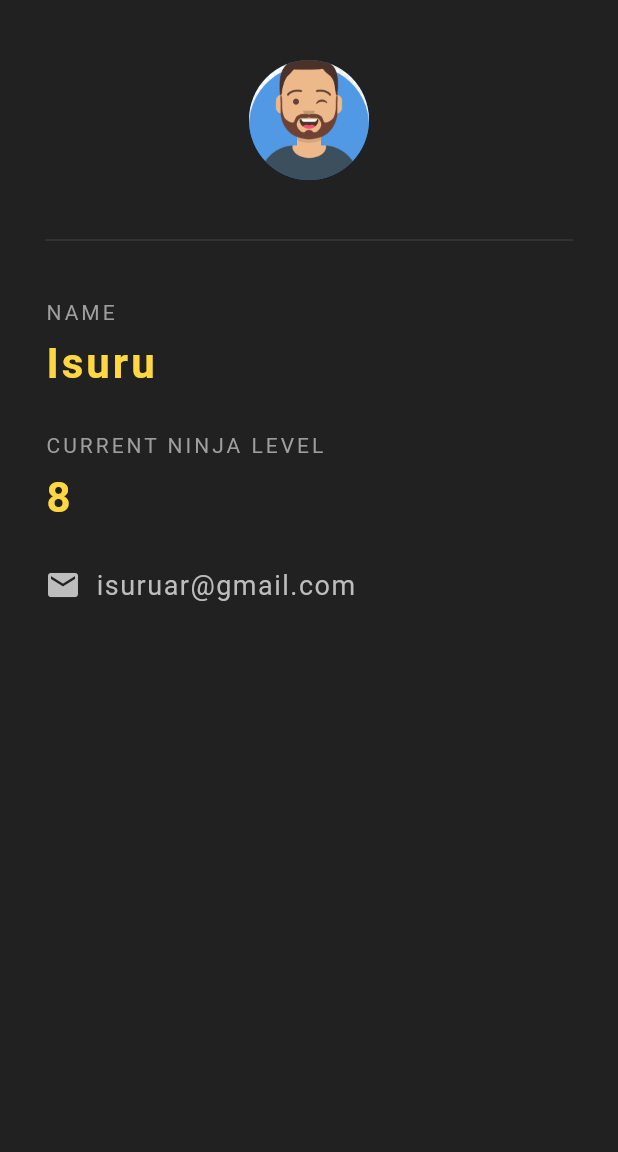
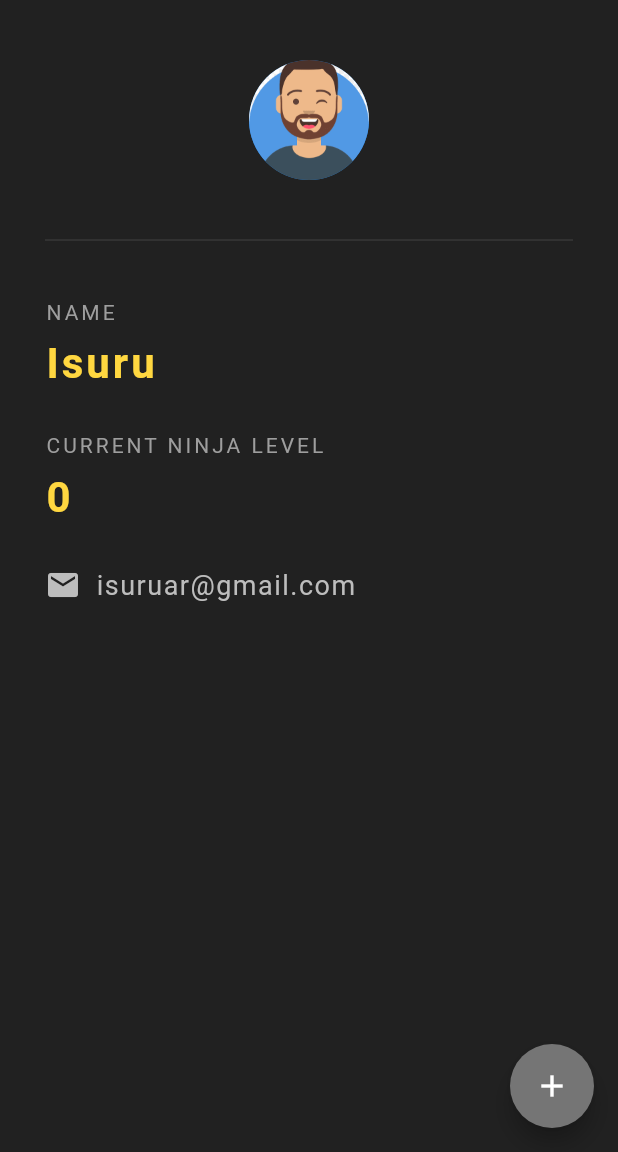
Before and after one commit to isuruar/Flutter_Ninjaid_App, a Flutter app: the screen it shows after launch, on a phone screen of 412 x 824 dp, the part 84-1236 px from its top. Run offline on Flutter 3.47's test engine with Material 2 defaults, Android fonts, the phone set to English and light mode, and no system bars.

Commit message:
changed a few things

```diff
--- a/lib/main.dart
+++ b/lib/main.dart
@@ -4,7 +4,14 @@ void main() => runApp(MaterialApp(
       home: NinjaCard(),
     ));
 
-class NinjaCard extends StatelessWidget {
+class NinjaCard extends StatefulWidget {
+  @override
+  State<NinjaCard> createState() => _NinjaCardState();
+}
+
+class _NinjaCardState extends State<NinjaCard> {
+  int ninjaLevel = 0;
+
   @override
   Widget build(BuildContext context) {
     return Scaffold(
@@ -14,6 +21,15 @@ class NinjaCard extends StatelessWidget {
           centerTitle: true,
           backgroundColor: Colors.grey[850],
           elevation: 0.0,
+        ),
+        floatingActionButton: FloatingActionButton(
+          onPressed: () {
+            setState(() {
+              ninjaLevel += 1;
+            });
+          },
+          child: Icon(Icons.add),
+          backgroundColor: Colors.grey[600],
         ),
         body: Padding(
             padding: EdgeInsets.fromLTRB(30, 40, 30, 0),
@@ -50,7 +66,7 @@ class NinjaCard extends StatelessWidget {
                       letterSpacing: 2.0,
                     )),
                 SizedBox(height: 10.0),
-                Text('8',
+                Text('$ninjaLevel',
                     style: TextStyle(
                       color: Colors.amberAccent[200],
                       letterSpacing: 2.0,
```
